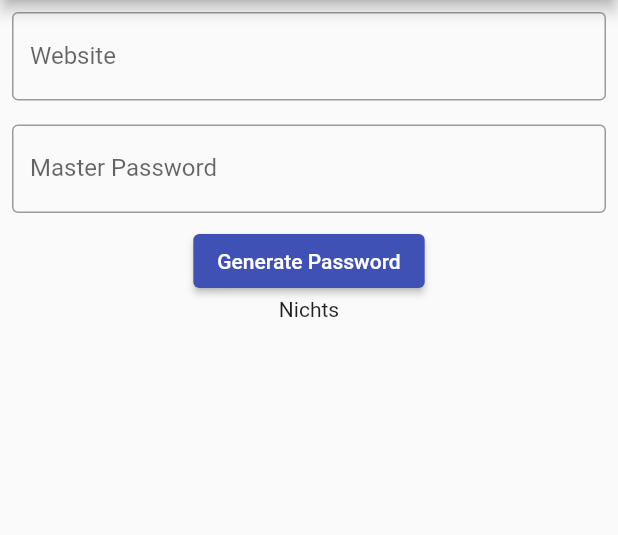
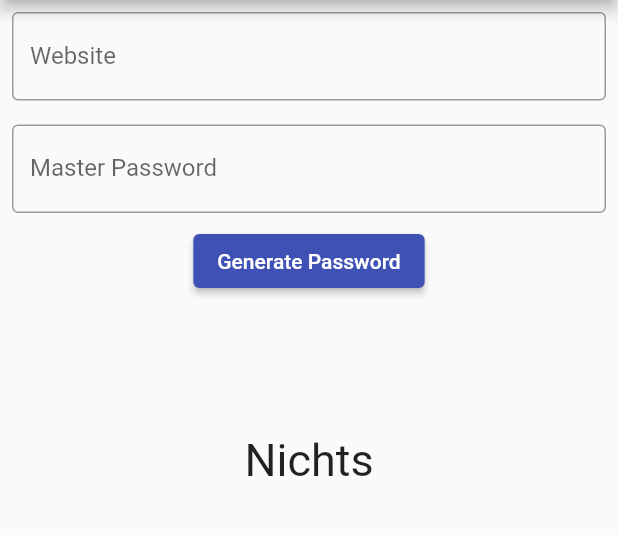
Before and after one commit to simon0hagi/NerdClub-master, a Flutter app: the screen it shows after launch, on a phone screen of 412 x 824 dp, the part 84-619 px from its top. Run offline on Flutter 3.47's test engine with Material 2 defaults, Android fonts, the phone set to English and light mode, and no system bars; missing offline and left inert: crypt.

Commit message:
Passwort formatiert

```diff
--- a/lesson_07_password_generator/lib/main.dart
+++ b/lesson_07_password_generator/lib/main.dart
@@ -37,7 +37,6 @@
 
   void _generatePassword(String masterPW) {
     setState(() {
-      //TODO: Website aus Textfeld lesen
       _password = Crypt.sha256(_website.text, salt: _controller.text)
           .hash
           .substring(0, 10);
@@ -48,7 +47,6 @@
   void initState() {
     super.initState();
     _controller = TextEditingController();
-    //TODO: Delete for release
 
     _website = TextEditingController();
   }
@@ -75,10 +73,8 @@
                     labelText: 'Website'),
               ),
             ),
-
             Container(
               margin: EdgeInsets.all(8.0),
-              //TODO: TextField für Website
               child: TextField(
                 controller: _controller,
                 autocorrect: false,
@@ -90,14 +86,15 @@
                     labelText: 'Master Password'),
               ),
             ),
-
             ElevatedButton(
               // übergeben von Funktion mit Parameter
               onPressed: () => _generatePassword(_controller.text),
               child: Text('Generate Password'),
             ),
-            //TODO: Text formatieren https://api.flutter.dev/flutter/painting/TextStyle-class.html
-            Text(_password),
+            Text(
+              _password,
+              style: TextStyle(height: 5, fontSize: 30),
+            ),
           ],
         ),
       ),
```
